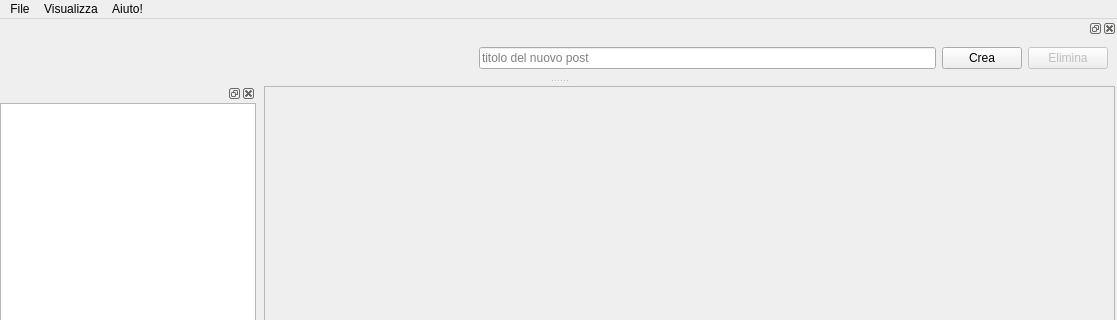
Above: Thinkzone-gui/src/gui/conversations.ui from portaloffreedom/ThinkZone before the change; both pictures show x 0 to 1117 and y 0 to 320 of the 1117 by 869 pixel window. Below: the same form after it.
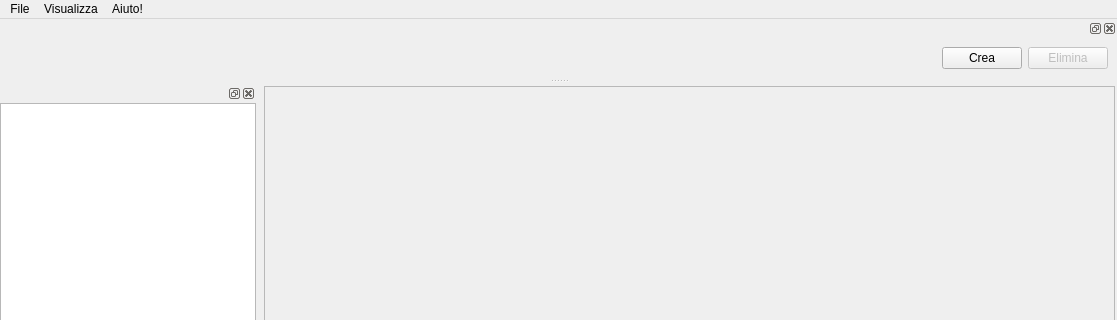
That is the form after the change. Icons and pictures are not drawn.

Commit message: Tratto il titolo come un post

```diff
--- a/Thinkzone-gui/src/gui/conversations.ui
+++ b/Thinkzone-gui/src/gui/conversations.ui
@@ -141,11 +141,20 @@
    </widget>
   </widget>
   <widget class="QDockWidget" name="dock_strumconv">
+   <property name="maximumSize">
+    <size>
+     <width>524287</width>
+     <height>200</height>
+    </size>
+   </property>
    <attribute name="dockWidgetArea">
     <number>4</number>
    </attribute>
    <widget class="QWidget" name="dockWidgetContents_2">
     <layout class="QHBoxLayout" name="horizontalLayout_2">
+     <property name="sizeConstraint">
+      <enum>QLayout::SetMinimumSize</enum>
+     </property>
      <item>
       <spacer name="horizontalSpacer">
        <property name="orientation">
@@ -164,13 +173,14 @@
        <property name="text">
         <string/>
        </property>
-      </widget>
-     </item>
-     <item>
-      <widget class="QLineEdit" name="titoloEdit">
-       <property name="placeholderText">
-        <string>titolo del nuovo post</string>
-       </property>
+       <layout class="QVBoxLayout" name="layout_titolo">
+        <property name="spacing">
+         <number>0</number>
+        </property>
+        <property name="margin">
+         <number>0</number>
+        </property>
+       </layout>
       </widget>
      </item>
      <item>
```
Left out of the diff: 6 changed lines with no effect on the pictures. The commit also changes 6 other files.
